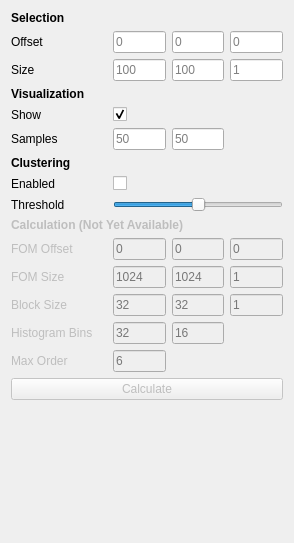
Old version of the form include/ui/plugins/fdm_toolbox.ui in the repository VRGroupRWTH/pli_view.
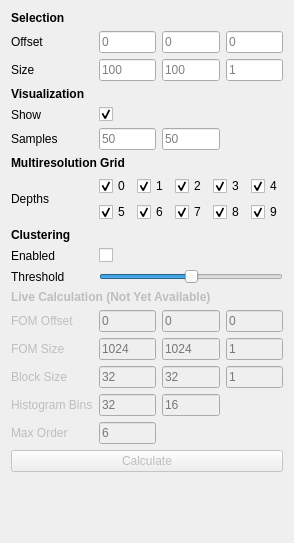
New version of the form.

Commit message: Added UI for selecting depths.

Patch:
```diff
--- a/include/ui/plugins/fdm_toolbox.ui
+++ b/include/ui/plugins/fdm_toolbox.ui
@@ -6,15 +6,15 @@
    <rect>
     <x>0</x>
     <y>0</y>
-    <width>294</width>
+    <width>268</width>
     <height>543</height>
    </rect>
   </property>
   <property name="windowTitle">
    <string>Fiber Distribution Map Toolbox</string>
   </property>
-  <layout class="QGridLayout" name="gridLayout">
-   <item row="0" column="0">
+  <layout class="QGridLayout" name="gridLayout_2">
+   <item row="0" column="0" colspan="4">
     <widget class="QLabel" name="label_subset">
      <property name="sizePolicy">
       <sizepolicy hsizetype="Expanding" vsizetype="Fixed">
@@ -164,7 +164,7 @@
      </property>
     </widget>
    </item>
-   <item row="3" column="0">
+   <item row="3" column="0" colspan="4">
     <widget class="QLabel" name="label_visualization">
      <property name="sizePolicy">
       <sizepolicy hsizetype="Expanding" vsizetype="Fixed">
@@ -193,7 +193,7 @@
      </property>
     </widget>
    </item>
-   <item row="4" column="1">
+   <item row="4" column="1" colspan="3">
     <widget class="QCheckBox" name="checkbox_show">
      <property name="layoutDirection">
       <enum>Qt::LeftToRight</enum>
@@ -260,7 +260,140 @@
      </property>
     </widget>
    </item>
-   <item row="6" column="0">
+   <item row="6" column="0" colspan="4">
+    <widget class="QLabel" name="label_multiresolution_grid">
+     <property name="sizePolicy">
+      <sizepolicy hsizetype="Expanding" vsizetype="Fixed">
+       <horstretch>1</horstretch>
+       <verstretch>0</verstretch>
+      </sizepolicy>
+     </property>
+     <property name="font">
+      <font>
+       <weight>75</weight>
+       <bold>true</bold>
+      </font>
+     </property>
+     <property name="text">
+      <string>Multiresolution Grid</string>
+     </property>
+     <property name="alignment">
+      <set>Qt::AlignLeading|Qt::AlignLeft|Qt::AlignTop</set>
+     </property>
+    </widget>
+   </item>
+   <item row="7" column="0">
+    <widget class="QLabel" name="label_depths">
+     <property name="text">
+      <string>Depths</string>
+     </property>
+    </widget>
+   </item>
+   <item row="7" column="1" colspan="3">
+    <layout class="QGridLayout" name="layout_depth_checkboxes">
+     <item row="0" column="0">
+      <widget class="QCheckBox" name="checkbox_depth_0">
+       <property name="text">
+        <string>0</string>
+       </property>
+       <property name="checked">
+        <bool>true</bool>
+       </property>
+      </widget>
+     </item>
+     <item row="0" column="1">
+      <widget class="QCheckBox" name="checkbox_depth_1">
+       <property name="text">
+        <string>1</string>
+       </property>
+       <property name="checked">
+        <bool>true</bool>
+       </property>
+      </widget>
+     </item>
+     <item row="0" column="2">
+      <widget class="QCheckBox" name="checkbox_depth_2">
+       <property name="text">
+        <string>2</string>
+       </property>
+       <property name="checked">
+        <bool>true</bool>
+       </property>
+      </widget>
+     </item>
+     <item row="0" column="3">
+      <widget class="QCheckBox" name="checkbox_depth_3">
+       <property name="text">
+        <string>3</string>
+       </property>
+       <property name="checked">
+        <bool>true</bool>
+       </property>
+      </widget>
+     </item>
+     <item row="0" column="4">
+      <widget class="QCheckBox" name="checkbox_depth_4">
+       <property name="text">
+        <string>4</string>
+       </property>
+       <property name="checked">
+        <bool>true</bool>
+       </property>
+      </widget>
+     </item>
+     <item row="1" column="0">
+      <widget class="QCheckBox" name="checkbox_depth_5">
+       <property name="text">
+        <string>5</string>
+       </property>
+       <property name="checked">
+        <bool>true</bool>
+       </property>
+      </widget>
+     </item>
+     <item row="1" column="1">
+      <widget class="QCheckBox" name="checkbox_depth_6">
+       <property name="text">
+        <string>6</string>
+       </property>
+       <property name="checked">
+        <bool>true</bool>
+       </property>
+      </widget>
+     </item>
+     <item row="1" column="2">
+      <widget class="QCheckBox" name="checkbox_depth_7">
+       <property name="text">
+        <string>7</string>
+       </property>
+       <property name="checked">
+        <bool>true</bool>
+       </property>
+      </widget>
+     </item>
+     <item row="1" column="3">
+      <widget class="QCheckBox" name="checkbox_depth_8">
+       <property name="text">
+        <string>8</string>
+       </property>
+       <property name="checked">
+        <bool>true</bool>
+       </property>
+      </widget>
+     </item>
+     <item row="1" column="4">
+      <widget class="QCheckBox" name="checkbox_depth_9">
+       <property name="text">
+        <string>9</string>
+       </property>
+       <property name="checked">
+        <bool>true</bool>
+       </property>
+      </widget>
+     </item>
+    </layout>
+   </item>
+   <item row="8" column="0" colspan="4">
     <widget class="QLabel" name="label_clustering">
      <property name="sizePolicy">
       <sizepolicy hsizetype="Expanding" vsizetype="Fixed">
@@ -282,14 +415,14 @@
      </property>
     </widget>
    </item>
-   <item row="7" column="0">
+   <item row="9" column="0">
     <widget class="QLabel" name="label_clustering_enabled">
      <property name="text">
       <string>Enabled</string>
      </property>
     </widget>
    </item>
-   <item row="7" column="1">
+   <item row="9" column="1" colspan="3">
     <widget class="QCheckBox" name="checkbox_clustering_enabled">
      <property name="enabled">
       <bool>true</bool>
@@ -305,7 +438,7 @@
      </property>
     </widget>
    </item>
-   <item row="8" column="0">
+   <item row="10" column="0">
     <widget class="QLabel" name="label_threshold">
      <property name="enabled">
       <bool>true</bool>
@@ -315,7 +448,7 @@
      </property>
     </widget>
    </item>
-   <item row="8" column="1" colspan="3">
+   <item row="10" column="1" colspan="3">
     <widget class="QSlider" name="slider_clustering_threshold">
      <property name="maximum">
       <number>1000</number>
@@ -328,8 +461,8 @@
      </property>
     </widget>
    </item>
-   <item row="9" column="0" colspan="3">
-    <widget class="QLabel" name="label_calculation">
+   <item row="11" column="0" colspan="4">
+    <widget class="QLabel" name="label_live_calculation">
      <property name="enabled">
       <bool>false</bool>
      </property>
@@ -346,14 +479,14 @@
       </font>
      </property>
      <property name="text">
-      <string>Calculation (Not Yet Available)</string>
+      <string>Live Calculation (Not Yet Available)</string>
      </property>
      <property name="alignment">
       <set>Qt::AlignLeading|Qt::AlignLeft|Qt::AlignTop</set>
      </property>
     </widget>
    </item>
-   <item row="10" column="0">
+   <item row="12" column="0">
     <widget class="QLabel" name="label_fom_offset">
      <property name="enabled">
       <bool>false</bool>
@@ -363,7 +496,7 @@
      </property>
     </widget>
    </item>
-   <item row="10" column="1">
+   <item row="12" column="1">
     <widget class="QLineEdit" name="line_edit_fom_offset_x">
      <property name="enabled">
       <bool>false</bool>
@@ -385,7 +518,7 @@
      </property>
     </widget>
    </item>
-   <item row="10" column="2">
+   <item row="12" column="2">
     <widget class="QLineEdit" name="line_edit_fom_offset_y">
      <property name="enabled">
       <bool>false</bool>
@@ -407,7 +540,7 @@
      </property>
     </widget>
    </item>
-   <item row="10" column="3">
+   <item row="12" column="3">
     <widget class="QLineEdit" name="line_edit_fom_offset_z">
      <property name="enabled">
       <bool>false</bool>
@@ -429,7 +562,7 @@
      </property>
     </widget>
    </item>
-   <item row="11" column="0">
+   <item row="13" column="0">
     <widget class="QLabel" name="label_fom_size">
      <property name="enabled">
       <bool>false</bool>
@@ -439,7 +572,7 @@
      </property>
     </widget>
    </item>
-   <item row="11" column="1">
+   <item row="13" column="1">
     <widget class="QLineEdit" name="line_edit_fom_size_x">
      <property name="enabled">
       <bool>false</bool>
@@ -461,7 +594,7 @@
      </property>
     </widget>
    </item>
-   <item row="11" column="2">
+   <item row="13" column="2">
     <widget class="QLineEdit" name="line_edit_fom_size_y">
      <property name="enabled">
       <bool>false</bool>
@@ -483,7 +616,7 @@
      </property>
     </widget>
    </item>
-   <item row="11" column="3">
+   <item row="13" column="3">
     <widget class="QLineEdit" name="line_edit_fom_size_z">
      <property name="enabled">
       <bool>false</bool>
@@ -505,7 +638,7 @@
      </property>
     </widget>
    </item>
-   <item row="12" column="0">
+   <item row="14" column="0">
     <widget class="QLabel" name="label_block_size">
      <property name="enabled">
       <bool>false</bool>
@@ -515,7 +648,7 @@
      </property>
     </widget>
    </item>
-   <item row="12" column="1">
+   <item row="14" column="1">
     <widget class="QLineEdit" name="line_edit_block_size_x">
      <property name="enabled">
       <bool>false</bool>
@@ -537,7 +670,7 @@
      </property>
     </widget>
    </item>
-   <item row="12" column="2">
+   <item row="14" column="2">
     <widget class="QLineEdit" name="line_edit_block_size_y">
      <property name="enabled">
       <bool>false</bool>
@@ -559,7 +692,7 @@
      </property>
     </widget>
    </item>
-   <item row="12" column="3">
+   <item row="14" column="3">
     <widget class="QLineEdit" name="line_edit_block_size_z">
      <property name="enabled">
       <bool>false</bool>
@@ -581,7 +714,7 @@
      </property>
     </widget>
    </item>
-   <item row="13" column="0">
+   <item row="15" column="0">
     <widget class="QLabel" name="label_histogram_bins">
      <property name="enabled">
       <bool>false</bool>
@@ -591,7 +724,7 @@
      </property>
     </widget>
    </item>
-   <item row="13" column="1">
+   <item row="15" column="1">
     <widget class="QLineEdit" name="line_edit_histogram_bins_x">
      <property name="enabled">
       <bool>false</bool>
@@ -613,7 +746,7 @@
      </property>
     </widget>
    </item>
-   <item row="13" column="2">
+   <item row="15" column="2">
     <widget class="QLineEdit" name="line_edit_histogram_bins_y">
      <property name="enabled">
       <bool>false</bool>
@@ -635,7 +768,7 @@
      </property>
     </widget>
    </item>
-   <item row="14" column="0">
+   <item row="16" column="0">
     <widget class="QLabel" name="label_max_order">
      <property name="enabled">
       <bool>false</bool>
@@ -645,7 +778,7 @@
      </property>
     </widget>
    </item>
-   <item row="14" column="1">
+   <item row="16" column="1">
     <widget class="QLineEdit" name="line_edit_max_order">
      <property name="enabled">
       <bool>false</bool>
@@ -667,7 +800,23 @@
      </property>
     </widget>
    </item>
-   <item row="16" column="0">
+   <item row="17" column="0" colspan="4">
+    <widget class="QPushButton" name="button_calculate">
+     <property name="enabled">
+      <bool>false</bool>
+     </property>
+     <property name="sizePolicy">
+      <sizepolicy hsizetype="Expanding" vsizetype="Fixed">
+       <horstretch>0</horstretch>
+       <verstretch>0</verstretch>
+      </sizepolicy>
+     </property>
+     <property name="text">
+      <string>Calculate</string>
+     </property>
+    </widget>
+   </item>
+   <item row="18" column="1" colspan="2">
     <spacer name="spacer">
      <property name="orientation">
       <enum>Qt::Vertical</enum>
@@ -680,22 +829,6 @@
      </property>
     </spacer>
    </item>
-   <item row="15" column="0" colspan="4">
-    <widget class="QPushButton" name="button_calculate">
-     <property name="enabled">
-      <bool>false</bool>
-     </property>
-     <property name="sizePolicy">
-      <sizepolicy hsizetype="Expanding" vsizetype="Fixed">
-       <horstretch>0</horstretch>
-       <verstretch>0</verstretch>
-      </sizepolicy>
-     </property>
-     <property name="text">
-      <string>Calculate</string>
-     </property>
-    </widget>
-   </item>
   </layout>
  </widget>
  <tabstops>
```
The commit also changes 4 other files.
